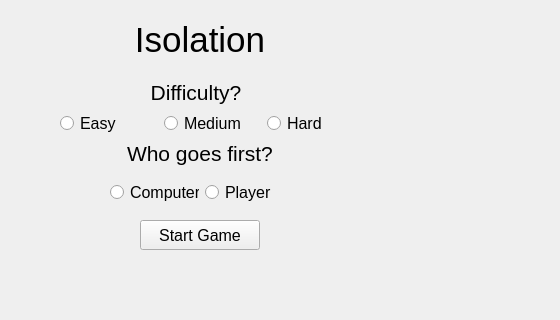
The window that gui/ui/mainwindow.ui (clovenski/isolation-game) describes before a commit, drawn with Qt 5; both pictures show x 0 to 560 and y 0 to 320 of the 800 by 600 pixel window.
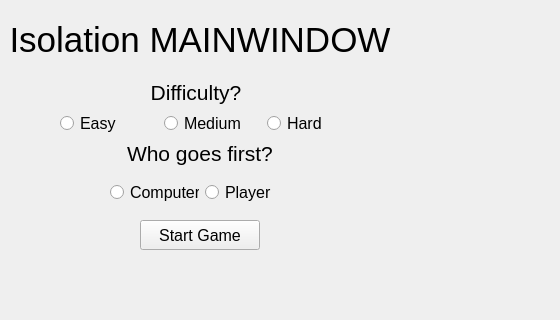
The same window after the commit.

Commit message: titleform now holds title screen, mainwindow holds all forms/widgets.

Patch:
```diff
--- a/gui/ui/mainwindow.ui
+++ b/gui/ui/mainwindow.ui
@@ -76,7 +76,7 @@
      </rect>
     </property>
     <property name="text">
-     <string>&lt;html&gt;&lt;head/&gt;&lt;body&gt;&lt;p align=&quot;center&quot;&gt;&lt;span style=&quot; font-size:26pt;&quot;&gt;Isolation&lt;/span&gt;&lt;/p&gt;&lt;/body&gt;&lt;/html&gt;</string>
+     <string>&lt;html&gt;&lt;head/&gt;&lt;body&gt;&lt;p align=&quot;center&quot;&gt;&lt;span style=&quot; font-size:26pt;&quot;&gt;Isolation MAINWINDOW&lt;/span&gt;&lt;/p&gt;&lt;/body&gt;&lt;/html&gt;</string>
     </property>
     <property name="scaledContents">
      <bool>false</bool>
```
The commit also changes 4 other files.
